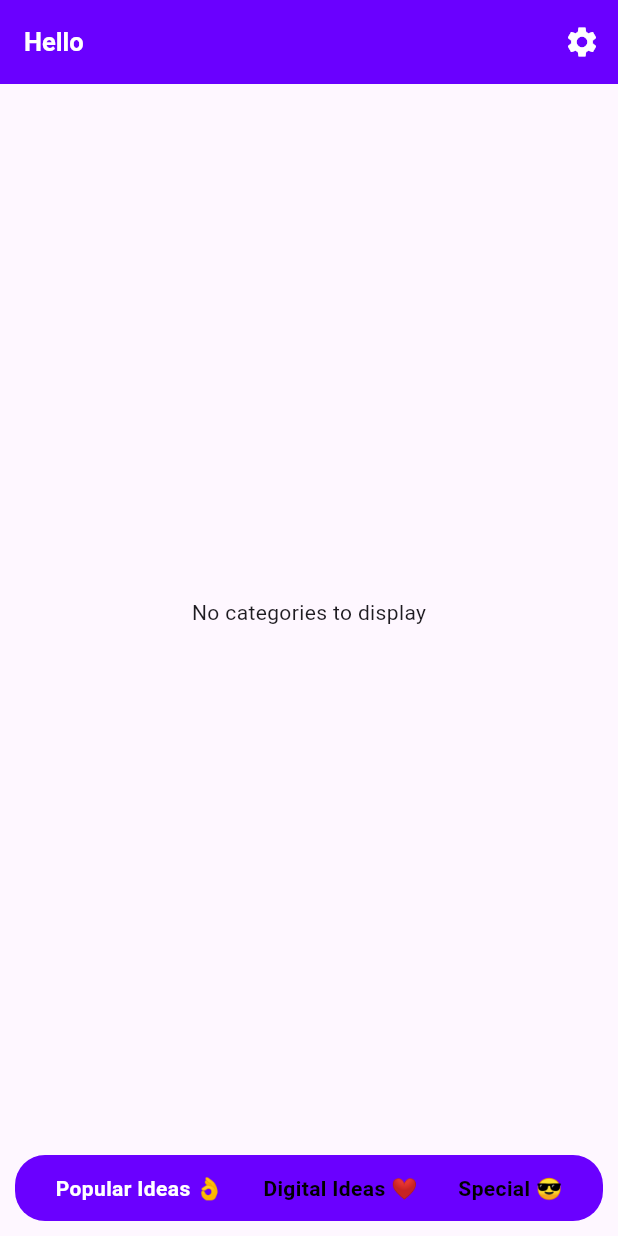
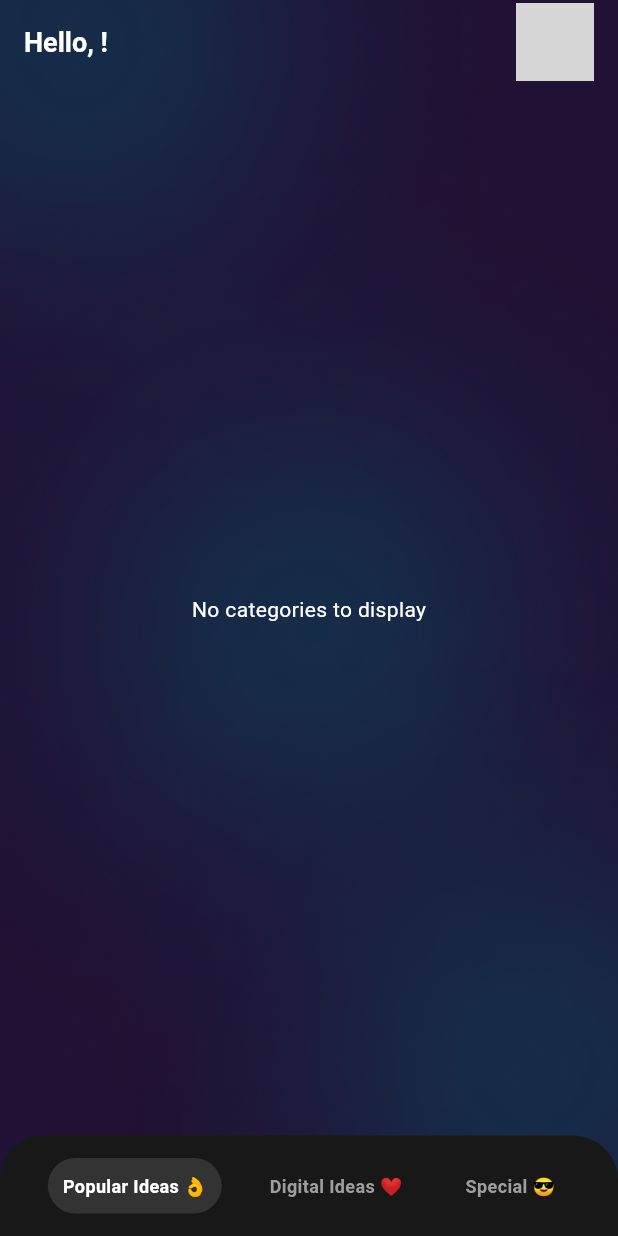
Before and after one commit to tonmoytahmid/FRAMBIT, a Flutter app: the screen it shows once a user with an empty profile is signed in, on a phone screen of 412 x 824 dp. Run offline on Flutter 3.47's test engine with Material 3 defaults, Android fonts, the phone set to English and light mode, and no system bars; our stand-ins replace cloud_firestore, firebase_auth, firebase_core, flutter_easyloading, get, google_mobile_ads and 1 more; missing offline and left inert: swipable_stack; accounts and stored records are empty; network calls fail; grey boxes are pictures that could not be loaded.

```diff
--- a/lib/Pages/mainpage.dart
+++ b/lib/Pages/mainpage.dart
@@ -18,7 +18,7 @@ class Mainpage extends StatefulWidget {
 class _MainpageState extends State<Mainpage> {
   final FirebaseFirestore _firestore = FirebaseFirestore.instance;
   GetUserDataController userdata = Get.put(GetUserDataController());
-  User user = FirebaseAuth.instance.currentUser!;
+  User? user = FirebaseAuth.instance.currentUser;
   int _currentIndex = 0;
   List<List<String>> pages = [];
   List<String> categoryLabels = [
@@ -26,41 +26,93 @@ class _MainpageState extends State<Mainpage> {
     "Digital Ideas ❤️",
     "Special 😎"
   ];
+  String? userImage;
+  String? userName;
+  @override
+  void initState() {
+    super.initState();
+    _fetchUserData();
+  }
+
+  Future<void> _fetchUserData() async {
+    try {
+      User? user = FirebaseAuth.instance.currentUser;
+      if (user != null) {
+        DocumentSnapshot userDoc = await FirebaseFirestore.instance
+            .collection('Users')
+            .doc(user.uid)
+            .get();
+
+        if (userDoc.exists) {
+          setState(() {
+            userName = userDoc['Name'];
+
+            userImage = userDoc['image'];
+          });
+        }
+      }
+    } catch (e) {
+      print("Error fetching user data: $e");
+    }
+  }
+
   @override
   Widget build(BuildContext context) {
-    return Scaffold(
+    return Container(
+      decoration: BoxDecoration(
+          image: DecorationImage(
+              image: AssetImage("images/backgroundimage.png"),
+              fit: BoxFit.cover)),
+      child: Scaffold(
+        backgroundColor: Colors.transparent,
         appBar: AppBar(
           iconTheme: IconThemeData(color: Colors.white),
-        backgroundColor: Color(0xFF6A00FF),
-        title: FutureBuilder<String>(
-          future: userdata.getUsername(user.uid),
-          builder: (context, snapshot) {
-            if (snapshot.connectionState == ConnectionState.waiting) {
-              return Text("Loading...");
-            } else if (snapshot.hasError) {
-              return Text("Error");
-            } else {
-              return Text(
-                "Hello ${snapshot.data}",
-                style: TextStyle(fontSize: 17, fontWeight: FontWeight.bold,color: Colors.white),
-              );
-            }
-          },
+          backgroundColor: Colors.transparent,
+          title: Row(
+            mainAxisAlignment: MainAxisAlignment.spaceBetween,
+            children: [
+              Text(
+                "Hello, ${userName ?? '[Display Name]'}!",
+                style: const TextStyle(
+                  color: Colors.white,
+                  fontSize: 18,
+                  fontWeight: FontWeight.bold,
                 ),
-        actions: [
-          IconButton(
-            onPressed: () {
+              ),
+              // FutureBuilder<String>(
+              //   future: userdata.getUsername(user!.uid),
+              //   builder: (context, snapshot) {
+              //     if (snapshot.connectionState == ConnectionState.waiting) {
+              //       return Text("Loading...");
+              //     } else if (snapshot.hasError) {
+              //       return Text("Error");
+              //     } else {
+              //       return Text(
+              //         "Hello, ${snapshot.data}",
+              //         style: TextStyle(
+              //             fontSize: 17,
+              //             fontWeight: FontWeight.bold,
+              //             color: Colors.white),
+              //       );
+              //     }
+              //   },
+              // ),
+              GestureDetector(
+                onTap: () {
                   Get.to(() => Settingpage());
                 },
-            icon: Icon(
-              Icons.settings,
-              color: Colors.white,
+                child: CircleAvatar(
+                  radius: 26,
+                  backgroundImage: NetworkImage(
+                    userImage ??
+                        'https://images.unsplash.com/photo-1506748686214-e9df14d4d9d0',
                   ),
-          )
+                ),
+              ),
             ],
           ),
-      body: SafeArea(
-        child: StreamBuilder<QuerySnapshot>(
+        ),
+        body: StreamBuilder<QuerySnapshot>(
           stream: _firestore.collection('product_name').snapshots(),
           builder: (context, snapshot) {
             if (!snapshot.hasData) {
@@ -85,7 +137,11 @@ class _MainpageState extends State<Mainpage> {
             }
 
             if (pages.isEmpty || _currentIndex >= pages.length) {
-              return Center(child: Text('No categories to display'));
+              return Center(
+                  child: Text(
+                'No categories to display',
+                style: TextStyle(color: Colors.white),
+              ));
             }
 
             return ListView(
@@ -104,7 +160,6 @@ class _MainpageState extends State<Mainpage> {
             );
           },
         ),
-      ),
         bottomNavigationBar: CustomBottomNavBar(
           categories: categoryLabels,
           currentIndex: _currentIndex,
@@ -113,6 +168,7 @@ class _MainpageState extends State<Mainpage> {
               _currentIndex = index;
             });
           },
+        ),
       ),
     );
   }
@@ -124,21 +180,22 @@ class CustomBottomNavBar extends StatelessWidget {
   final Function(int) onTap;
 
   const CustomBottomNavBar({
-    super.key,
+    Key? key,
     required this.categories,
     required this.currentIndex,
     required this.onTap,
-  });
+  }) : super(key: key);
 
   @override
   Widget build(BuildContext context) {
-    return Padding(
-      padding: const EdgeInsets.all(10),
-      child: Container(
-        padding: EdgeInsets.symmetric(vertical: 12),
+    return Container(
+      padding: EdgeInsets.symmetric(vertical: 15, horizontal: 10),
       decoration: BoxDecoration(
-          color: Color(0xFF6A00FF),
-          borderRadius: BorderRadius.all(Radius.circular(20)),
+        color: Color(0xFF181818),
+        borderRadius: BorderRadius.only(
+          topLeft: Radius.circular(30),
+          topRight: Radius.circular(30),
+        ),
       ),
       child: Row(
         mainAxisAlignment: MainAxisAlignment.spaceEvenly,
@@ -146,18 +203,25 @@ class CustomBottomNavBar extends StatelessWidget {
           bool isSelected = currentIndex == index;
           return GestureDetector(
             onTap: () => onTap(index),
+            child: AnimatedContainer(
+              duration: Duration(milliseconds: 300),
+              padding: EdgeInsets.symmetric(horizontal: 10, vertical: 10),
+              decoration: BoxDecoration(
+                color: isSelected ? Color(0xFF333333) : Colors.transparent,
+                borderRadius: BorderRadius.circular(25),
+              ),
               child: Text(
                 categories[index],
                 style: TextStyle(
                   fontWeight: FontWeight.bold,
-                  color: isSelected ? Colors.white : Colors.black,
-                  fontSize: 14,
+                  color: isSelected ? Colors.white : Colors.grey,
+                  fontSize: 12,
+                ),
               ),
             ),
           );
         }),
       ),
-      ),
     );
   }
 }
--- a/pubspec.yaml
+++ b/pubspec.yaml
@@ -45,6 +45,7 @@ dependencies:
   flutter_swiper_view: ^1.1.8
   swipable_stack: ^2.0.0
   google_mobile_ads: ^5.2.0
+  cached_network_image: ^3.4.1
 
 
 
```
Also changed, not shown: lib/Pages/settingpage.dart (+14 -10 lines), lib/Pages/viewimagepage.dart (+15 -5 lines), lib/Widgets/cardwidgets.dart (+42 -16 lines), lib/Widgets/swipablestack.dart (+31 -5 lines), images/Blacklogo.jpg (added), images/Farmbit.png (added), images/backgroundimage.png (added), images/star.png (deleted), pubspec.lock, 1 other file. Lines whose indentation alone changed are shown as unchanged.
